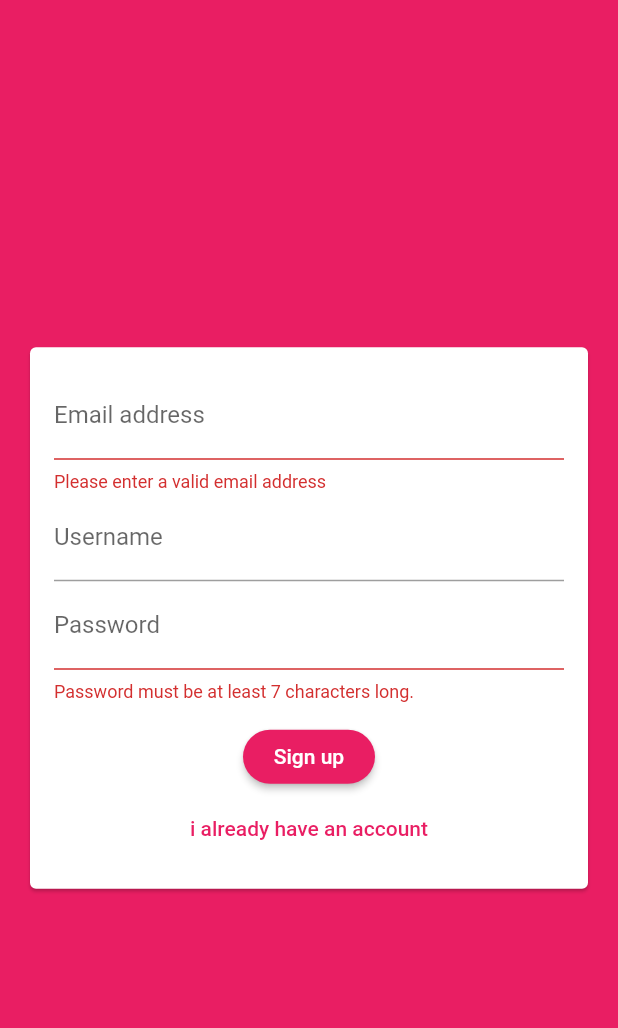
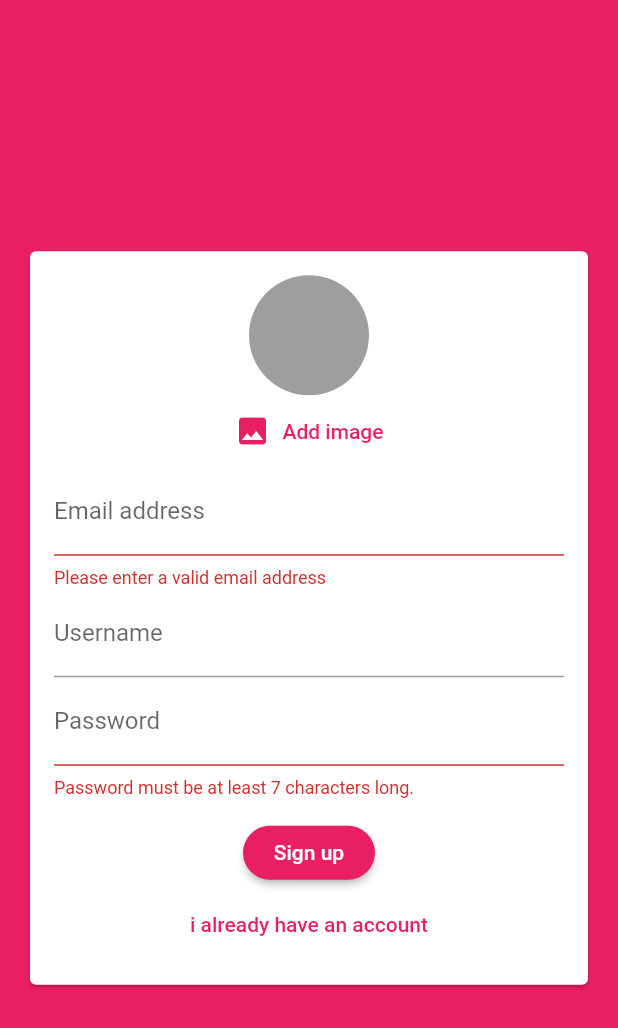
Before and after one commit to seokhyeonSong/flutter_practice_chat, a Flutter app: the screen it shows after launch, after a tap on "Login", after a tap on "Create new account", on a phone screen of 412 x 824 dp. Shown: the top 1028 px of the screen. Run offline on Flutter 3.47's test engine with Material 2 defaults, Android fonts, the phone set to English and light mode, and no system bars; our stand-ins replace cloud_firestore, firebase_auth, firebase_core, image_picker; accounts and stored records are empty.

Commit message:
ADD : pick image when sign up pick image when only sign up mode on auth screen

```diff
--- a/lib/widgets/auth/auth_form.dart
+++ b/lib/widgets/auth/auth_form.dart
@@ -1,4 +1,6 @@
 import 'package:flutter/material.dart';
+
+import '../pickers/user_image_picker.dart';
 
 class AuthForm extends StatefulWidget {
   final Future<void> Function(String email, String password, String userName,
@@ -49,8 +51,9 @@ class _AuthFormState extends State<AuthForm> {
               child: Column(
                 mainAxisSize: MainAxisSize.min,
                 children: [
+                  if (!_isLogin) UserImagePicker(),
                   TextFormField(
-                    key: ValueKey('email'),
+                    key: const ValueKey('email'),
                     validator: (value) {
                       if (value == null)
                         return 'Please enter a valid email address';
@@ -68,7 +71,7 @@ class _AuthFormState extends State<AuthForm> {
                   ),
                   if (!_isLogin)
                     TextFormField(
-                      key: ValueKey('username'),
+                      key: const ValueKey('username'),
                       validator: (value) {
                         if (value == null)
                           return 'Please enter at least 4 characters.';
@@ -84,7 +87,7 @@ class _AuthFormState extends State<AuthForm> {
                       },
                     ),
                   TextFormField(
-                    key: ValueKey('password'),
+                    key: const ValueKey('password'),
                     obscureText: true,
                     validator: (value) {
                       if (value == null)
@@ -103,7 +106,7 @@ class _AuthFormState extends State<AuthForm> {
                   const SizedBox(
                     height: 12,
                   ),
-                  if (widget.isLoading) CircularProgressIndicator(),
+                  if (widget.isLoading) const CircularProgressIndicator(),
                   if (!widget.isLoading)
                     RaisedButton(
                       onPressed: _trySubmit,
--- /dev/null
+++ b/lib/widgets/pickers/user_image_picker.dart
@@ -0,0 +1,48 @@
+import 'dart:io';
+
+import 'package:flutter/material.dart';
+import 'package:image_picker/image_picker.dart';
+
+class UserImagePicker extends StatefulWidget {
+  const UserImagePicker({Key? key}) : super(key: key);
+
+  @override
+  State<UserImagePicker> createState() => _UserImagePickerState();
+}
+
+class _UserImagePickerState extends State<UserImagePicker> {
+  File? _pickedImage;
+
+  void _pickImage() async {
+    final pickedImageFile =
+        await ImagePicker().pickImage(source: ImageSource.camera);
+    if (pickedImageFile == null) return;
+    setState(() {
+      _pickedImage = File(pickedImageFile.path);
+    });
+  }
+
+  @override
+  Widget build(BuildContext context) {
+    return Column(
+      children: [
+        CircleAvatar(
+          radius: 40,
+          backgroundColor: Colors.grey,
+          backgroundImage:
+              _pickedImage == null ? null : FileImage(_pickedImage!),
+        ),
+        TextButton.icon(
+          onPressed: _pickImage,
+          icon: const Icon(Icons.image),
+          label: Text(
+            'Add image',
+            style: TextStyle(
+              color: Theme.of(context).primaryColor,
+            ),
+          ),
+        ),
+      ],
+    );
+  }
+}
--- a/pubspec.yaml
+++ b/pubspec.yaml
@@ -32,6 +32,7 @@ dependencies:
   firebase_auth: ^3.4.2
   flutter:
     sdk: flutter
+  image_picker: ^0.8.5+3
 
 dev_dependencies:
   flutter_lints: ^2.0.0
```
